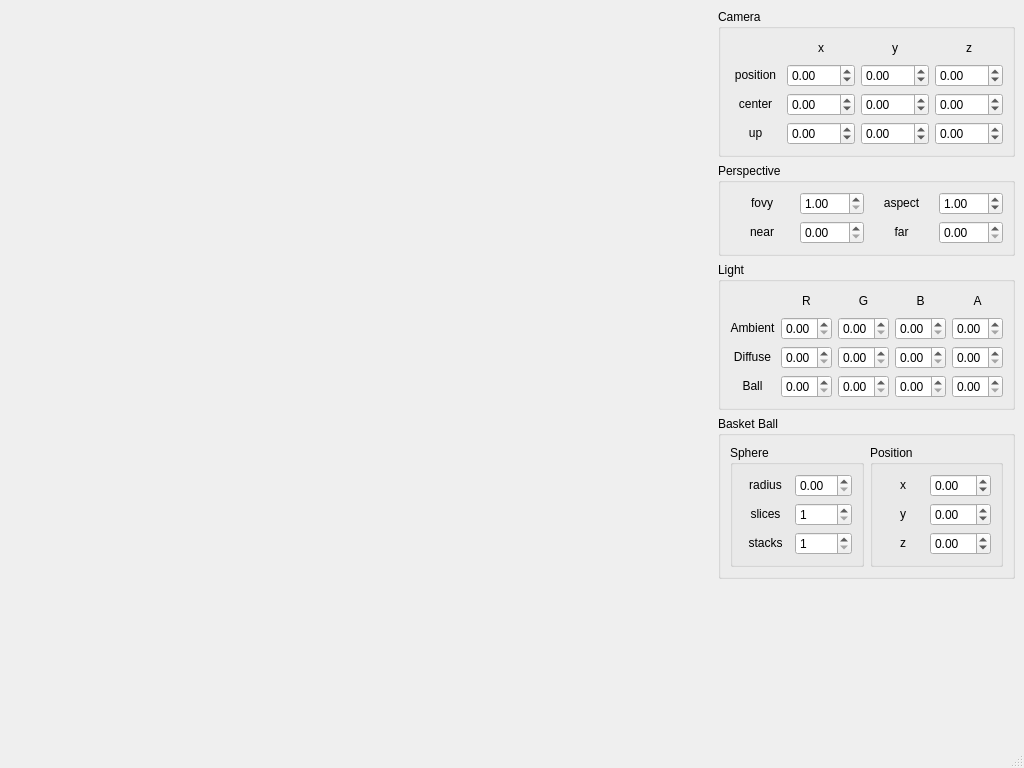
Old version of the form MainWindow.ui in the repository lastland/BasketballGym.
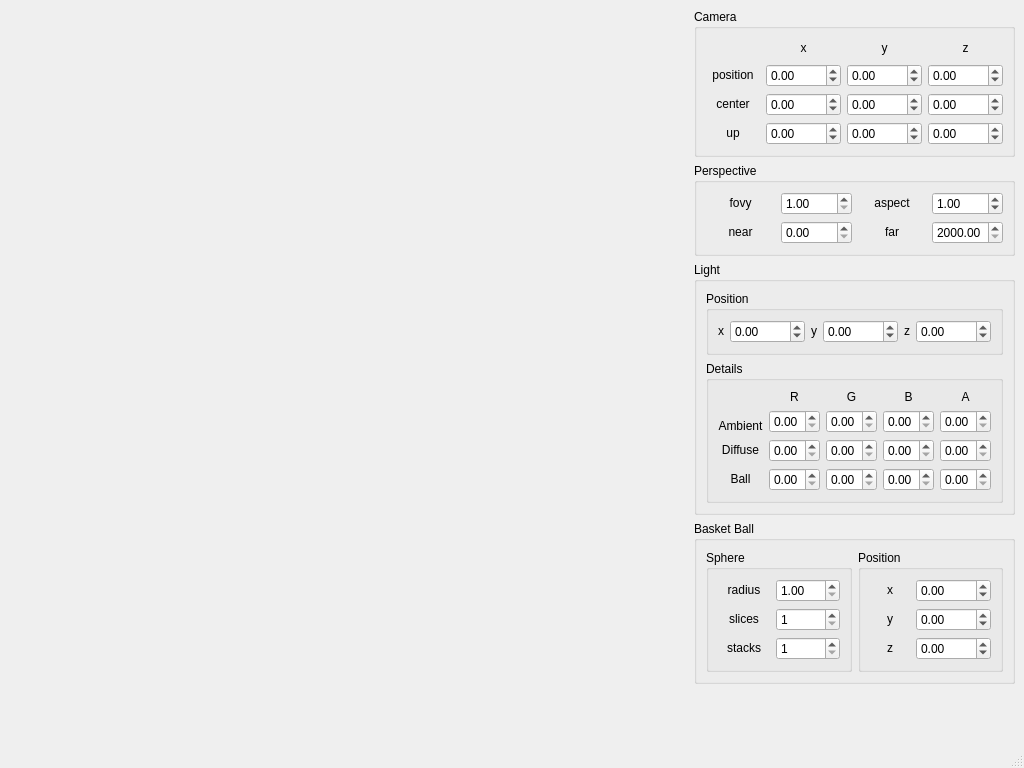
New version of the form.

What changed in the file:
```diff
--- a/MainWindow.ui
+++ b/MainWindow.ui
@@ -42,7 +42,7 @@
      </layout>
     </item>
     <item>
-     <layout class="QVBoxLayout" name="verticalLayout">
+     <layout class="QVBoxLayout" name="verticalLayout_2">
       <item>
        <widget class="QGroupBox" name="cameraBox">
         <property name="title">
@@ -108,10 +108,10 @@
          <item row="1" column="1">
           <widget class="QDoubleSpinBox" name="cameraPosXBox">
            <property name="minimum">
-            <double>-100.000000000000000</double>
+            <double>-2000.000000000000000</double>
            </property>
            <property name="maximum">
-            <double>100.000000000000000</double>
+            <double>2000.000000000000000</double>
            </property>
            <property name="singleStep">
             <double>0.100000000000000</double>
@@ -121,10 +121,10 @@
          <item row="1" column="2">
           <widget class="QDoubleSpinBox" name="cameraPosYBox">
            <property name="minimum">
-            <double>-100.000000000000000</double>
+            <double>-2000.000000000000000</double>
            </property>
            <property name="maximum">
-            <double>100.000000000000000</double>
+            <double>2000.000000000000000</double>
            </property>
            <property name="singleStep">
             <double>0.100000000000000</double>
@@ -134,10 +134,10 @@
          <item row="1" column="3">
           <widget class="QDoubleSpinBox" name="cameraPosZBox">
            <property name="minimum">
-            <double>-100.000000000000000</double>
+            <double>-2000.000000000000000</double>
            </property>
            <property name="maximum">
-            <double>100.000000000000000</double>
+            <double>2000.000000000000000</double>
            </property>
            <property name="singleStep">
             <double>0.100000000000000</double>
@@ -157,10 +157,10 @@
          <item row="2" column="1">
           <widget class="QDoubleSpinBox" name="cameraCenterXBox">
            <property name="minimum">
-            <double>-10.000000000000000</double>
+            <double>-2000.000000000000000</double>
            </property>
            <property name="maximum">
-            <double>10.000000000000000</double>
+            <double>2000.000000000000000</double>
            </property>
            <property name="singleStep">
             <double>0.100000000000000</double>
@@ -170,10 +170,10 @@
          <item row="2" column="2">
           <widget class="QDoubleSpinBox" name="cameraCenterYBox">
            <property name="minimum">
-            <double>-10.000000000000000</double>
+            <double>-2000.000000000000000</double>
            </property>
            <property name="maximum">
-            <double>10.000000000000000</double>
+            <double>2000.000000000000000</double>
            </property>
            <property name="singleStep">
             <double>0.100000000000000</double>
@@ -183,10 +183,10 @@
          <item row="2" column="3">
           <widget class="QDoubleSpinBox" name="cameraCenterZBox">
            <property name="minimum">
-            <double>-10.000000000000000</double>
+            <double>-2000.000000000000000</double>
            </property>
            <property name="maximum">
-            <double>10.000000000000000</double>
+            <double>2000.000000000000000</double>
            </property>
            <property name="singleStep">
             <double>0.100000000000000</double>
@@ -305,7 +305,14 @@
           </widget>
          </item>
          <item row="1" column="1">
-          <widget class="QDoubleSpinBox" name="nearBox"/>
+          <widget class="QDoubleSpinBox" name="nearBox">
+           <property name="maximum">
+            <double>2000.000000000000000</double>
+           </property>
+           <property name="singleStep">
+            <double>100.000000000000000</double>
+           </property>
+          </widget>
          </item>
          <item row="1" column="2">
           <widget class="QLabel" name="label_20">
@@ -318,7 +325,17 @@
           </widget>
          </item>
          <item row="1" column="3">
-          <widget class="QDoubleSpinBox" name="farBox"/>
+          <widget class="QDoubleSpinBox" name="farBox">
+           <property name="minimum">
+            <double>2000.000000000000000</double>
+           </property>
+           <property name="maximum">
+            <double>2500.000000000000000</double>
+           </property>
+           <property name="singleStep">
+            <double>100.000000000000000</double>
+           </property>
+          </widget>
          </item>
         </layout>
        </widget>
@@ -328,15 +345,93 @@
         <property name="title">
          <string>Light</string>
         </property>
-        <layout class="QGridLayout" name="gridLayout_4">
-         <item row="0" column="0">
+        <layout class="QVBoxLayout" name="verticalLayout" stretch="1,3">
+         <item>
+          <widget class="QGroupBox" name="groupBox">
+           <property name="title">
+            <string>Position</string>
+           </property>
+           <layout class="QHBoxLayout" name="horizontalLayout_3">
+            <property name="sizeConstraint">
+             <enum>QLayout::SetFixedSize</enum>
+            </property>
+            <item>
+             <widget class="QLabel" name="label_30">
+              <property name="text">
+               <string>&lt;center&gt;x&lt;/center&gt;</string>
+              </property>
+             </widget>
+            </item>
+            <item>
+             <widget class="QDoubleSpinBox" name="lightPosXBox">
+              <property name="minimum">
+               <double>-2000.000000000000000</double>
+              </property>
+              <property name="maximum">
+               <double>2000.000000000000000</double>
+              </property>
+              <property name="singleStep">
+               <double>10.000000000000000</double>
+              </property>
+             </widget>
+            </item>
+            <item>
+             <widget class="QLabel" name="label_31">
+              <property name="text">
+               <string>&lt;center&gt;y&lt;/center&gt;</string>
+              </property>
+             </widget>
+            </item>
+            <item>
+             <widget class="QDoubleSpinBox" name="lightPosYBox">
+              <property name="minimum">
+               <double>-2000.000000000000000</double>
+              </property>
+              <property name="maximum">
+               <double>2000.000000000000000</double>
+              </property>
+              <property name="singleStep">
+               <double>10.000000000000000</double>
+              </property>
+             </widget>
+            </item>
+            <item>
+             <widget class="QLabel" name="label_32">
+              <property name="text">
+               <string>&lt;center&gt;z&lt;/center&gt;</string>
+              </property>
+             </widget>
+            </item>
+            <item>
+             <widget class="QDoubleSpinBox" name="lightPosZBox">
+              <property name="minimum">
+               <double>-2000.000000000000000</double>
+              </property>
+              <property name="maximum">
+               <double>2000.000000000000000</double>
+              </property>
+              <property name="singleStep">
+               <double>10.000000000000000</double>
+              </property>
+             </widget>
+            </item>
+           </layout>
+          </widget>
+         </item>
+         <item>
+          <widget class="QGroupBox" name="groupBox_2">
+           <property name="title">
+            <string>Details</string>
+           </property>
+           <layout class="QGridLayout" name="gridLayout_9">
+            <item row="0" column="0" rowspan="2">
           <spacer name="horizontalSpacer_3">
            <property name="orientation">
             <enum>Qt::Horizontal</enum>
            </property>
            <property name="sizeHint" stdset="0">
             <size>
-             <width>40</width>
+                <width>64</width>
              <height>20</height>
             </size>
            </property>
@@ -382,17 +477,7 @@
            </property>
           </widget>
          </item>
-         <item row="1" column="0">
-          <widget class="QLabel" name="label_21">
-           <property name="text">
-            <string>&lt;center&gt;Ambient&lt;/center&gt;</string>
-           </property>
-           <property name="buddy">
-            <cstring>lightAmbientRBox</cstring>
-           </property>
-          </widget>
-         </item>
-         <item row="1" column="1">
+            <item row="1" column="1" rowspan="2">
           <widget class="QDoubleSpinBox" name="lightAmbientRBox">
            <property name="maximum">
             <double>1.000000000000000</double>
@@ -402,7 +487,7 @@
            </property>
           </widget>
          </item>
-         <item row="1" column="2">
+            <item row="1" column="2" rowspan="2">
           <widget class="QDoubleSpinBox" name="lightAmbientGBox">
            <property name="maximum">
             <double>1.000000000000000</double>
@@ -412,7 +497,7 @@
            </property>
           </widget>
          </item>
-         <item row="1" column="3">
+            <item row="1" column="3" rowspan="2">
           <widget class="QDoubleSpinBox" name="lightAmbientBBox">
            <property name="maximum">
             <double>1.000000000000000</double>
@@ -422,7 +507,7 @@
            </property>
           </widget>
          </item>
-         <item row="1" column="4">
+            <item row="1" column="4" rowspan="2">
           <widget class="QDoubleSpinBox" name="lightAmbientABox">
            <property name="maximum">
             <double>1.000000000000000</double>
@@ -433,6 +518,16 @@
           </widget>
          </item>
          <item row="2" column="0">
+             <widget class="QLabel" name="label_21">
+              <property name="text">
+               <string>&lt;center&gt;Ambient&lt;/center&gt;</string>
+              </property>
+              <property name="buddy">
+               <cstring>lightAmbientRBox</cstring>
+              </property>
+             </widget>
+            </item>
+            <item row="3" column="0">
           <widget class="QLabel" name="label_22">
            <property name="text">
             <string>&lt;center&gt;Diffuse&lt;/center&gt;</string>
@@ -442,7 +537,7 @@
            </property>
           </widget>
          </item>
-         <item row="2" column="1">
+            <item row="3" column="1">
           <widget class="QDoubleSpinBox" name="lightDiffuseRBox">
            <property name="maximum">
             <double>1.000000000000000</double>
@@ -452,7 +547,7 @@
            </property>
           </widget>
          </item>
-         <item row="2" column="2">
+            <item row="3" column="2">
           <widget class="QDoubleSpinBox" name="lightDiffuseGBox">
            <property name="maximum">
             <double>1.000000000000000</double>
@@ -462,7 +557,7 @@
            </property>
           </widget>
          </item>
-         <item row="2" column="3">
+            <item row="3" column="3">
           <widget class="QDoubleSpinBox" name="lightDiffuseBBox">
            <property name="maximum">
             <double>1.000000000000000</double>
@@ -472,7 +567,7 @@
            </property>
           </widget>
          </item>
-         <item row="2" column="4">
+            <item row="3" column="4">
           <widget class="QDoubleSpinBox" name="lightDiffuseABox">
            <property name="maximum">
             <double>1.000000000000000</double>
@@ -482,7 +577,7 @@
            </property>
           </widget>
          </item>
-         <item row="3" column="0">
+            <item row="4" column="0">
           <widget class="QLabel" name="label_23">
            <property name="text">
             <string>&lt;center&gt;Ball&lt;/center&gt;</string>
@@ -492,7 +587,7 @@
            </property>
           </widget>
          </item>
-         <item row="3" column="1">
+            <item row="4" column="1">
           <widget class="QDoubleSpinBox" name="ballLightRBox">
            <property name="maximum">
             <double>1.000000000000000</double>
@@ -502,7 +597,7 @@
            </property>
           </widget>
          </item>
-         <item row="3" column="2">
+            <item row="4" column="2">
           <widget class="QDoubleSpinBox" name="ballLightGBox">
            <property name="maximum">
             <double>1.000000000000000</double>
@@ -512,7 +607,7 @@
            </property>
           </widget>
          </item>
-         <item row="3" column="3">
+            <item row="4" column="3">
           <widget class="QDoubleSpinBox" name="ballLightBBox">
            <property name="maximum">
             <double>1.000000000000000</double>
@@ -522,7 +617,7 @@
            </property>
           </widget>
          </item>
-         <item row="3" column="4">
+            <item row="4" column="4">
           <widget class="QDoubleSpinBox" name="ballLightABox">
            <property name="maximum">
             <double>1.000000000000000</double>
@@ -535,6 +630,9 @@
         </layout>
        </widget>
       </item>
+        </layout>
+       </widget>
+      </item>
       <item>
        <widget class="QGroupBox" name="basketballBox">
         <property name="title">
@@ -561,8 +659,11 @@
               </item>
               <item row="0" column="1">
                <widget class="QDoubleSpinBox" name="sphereRadiusBox">
+                <property name="minimum">
+                 <double>1.000000000000000</double>
+                </property>
                 <property name="maximum">
-                 <double>10.000000000000000</double>
+                 <double>100.000000000000000</double>
                 </property>
                 <property name="singleStep">
                  <double>0.100000000000000</double>
@@ -637,10 +738,10 @@
               <item row="0" column="1">
                <widget class="QDoubleSpinBox" name="ballPosXBox">
                 <property name="minimum">
-                 <double>-10.000000000000000</double>
+                 <double>-2000.000000000000000</double>
                 </property>
                 <property name="maximum">
-                 <double>10.000000000000000</double>
+                 <double>2000.000000000000000</double>
                 </property>
                 <property name="singleStep">
                  <double>0.100000000000000</double>
@@ -660,10 +761,10 @@
               <item row="1" column="1">
                <widget class="QDoubleSpinBox" name="ballPosYBox">
                 <property name="minimum">
-                 <double>-10.000000000000000</double>
+                 <double>-2000.000000000000000</double>
                 </property>
                 <property name="maximum">
-                 <double>10.000000000000000</double>
+                 <double>2000.000000000000000</double>
                 </property>
                 <property name="singleStep">
                  <double>0.100000000000000</double>
@@ -683,10 +784,10 @@
               <item row="2" column="1">
                <widget class="QDoubleSpinBox" name="ballPosZBox">
                 <property name="minimum">
-                 <double>-10.000000000000000</double>
+                 <double>-2000.000000000000000</double>
                 </property>
                 <property name="maximum">
-                 <double>10.000000000000000</double>
+                 <double>2000.000000000000000</double>
                 </property>
                 <property name="singleStep">
                  <double>0.100000000000000</double>
```
Left out of the diff: 20 changed lines with no effect on the pictures. Lines whose indentation alone changed are shown as unchanged.
